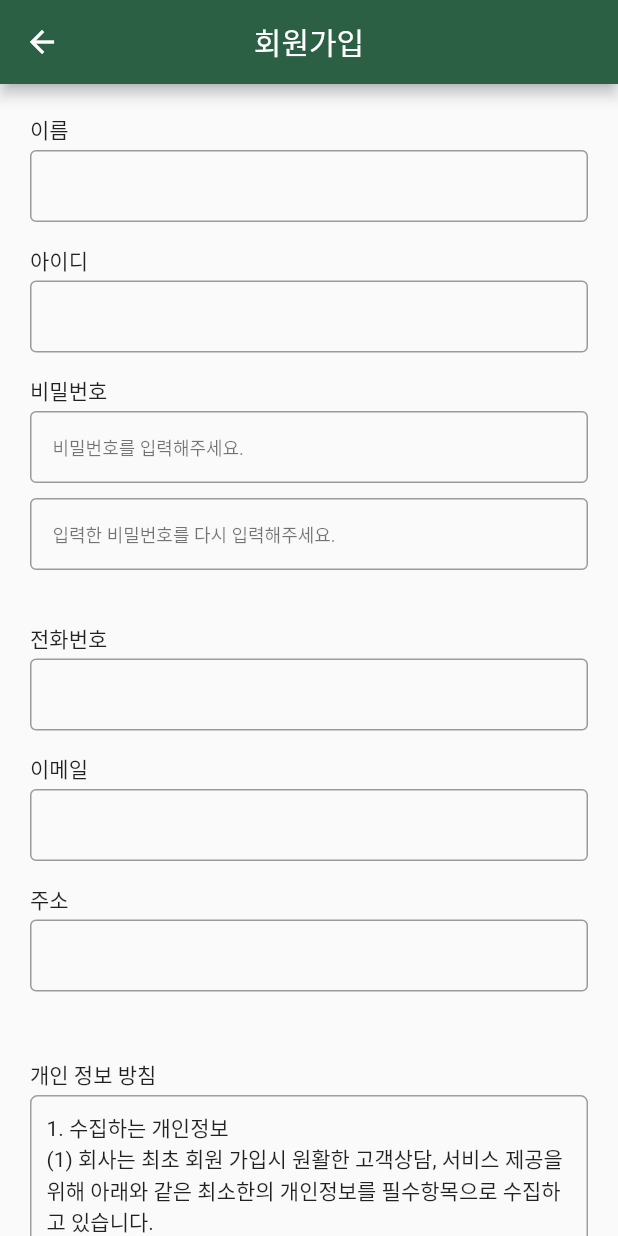
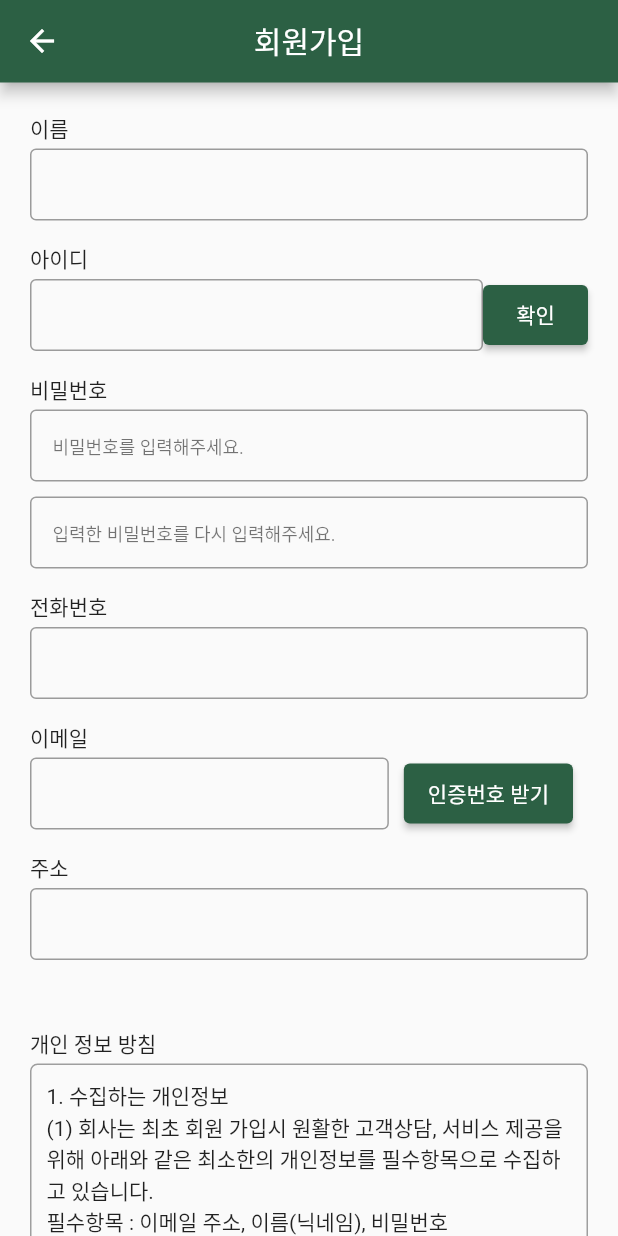
Before and after one commit to hyundo0328/DongguBat, a Flutter app: the SignUpPage screen opened directly, on a phone screen of 412 x 824 dp. Run offline on Flutter 3.47's test engine with Material 2 defaults, Android fonts, the phone set to English and light mode, and no system bars; our stand-ins replace carousel_slider, geolocator.

Commit message:
회원가입 버튼 추가

```diff
--- a/lib/login/signup.dart
+++ b/lib/login/signup.dart
@@ -1,6 +1,7 @@
 import 'package:flutter/material.dart';
 import '../screens/main_page.dart';
 import 'recommand.dart';
+import '../widgets/widget_appbar.dart';
 
 class SignUpPage extends StatefulWidget {
   @override
@@ -63,20 +64,33 @@ class _SignUpPageState extends State<SignUpPage> {
     }
   }
 
+  bool isDuplicate = false;
+  bool isPassword = false;
+  bool isNumber = false;
+  bool isCheck = false;
+
+  void checkForDuplicate() {
+    // 여기에서 아이디 중복 체크 로직을 수행합니다.
+    // 예를 들어, 사용자가 입력한 아이디가 중복되면 isDuplicate 값을 true로 설정합니다.
+    // 여기서는 간단한 예시로 "test"라는 아이디가 중복된 것으로 가정합니다.
+    setState(() {
+      isDuplicate = _idController.text == "test";
+    });
+  }
+
   @override
   Widget build(BuildContext context) {
     return Scaffold(
-      appBar: AppBar(
-        title: Text('회원가입'),
-        centerTitle: true,
-        backgroundColor: const Color.fromARGB(255, 44, 96, 68),
+      appBar: PreferredSize(
+        preferredSize: Size.fromHeight(55.0), // AppBar의 원하는 높이로 설정
+        child: WidgetAppBar(title: "회원가입"),
       ),
       body: SingleChildScrollView(
         child: Center(
           child: Padding(
             padding: const EdgeInsets.all(20.0),
             child: Column(
-              mainAxisAlignment: MainAxisAlignment.center,
+              mainAxisAlignment: MainAxisAlignment.start,
               children: [
                 Align(
                   // 이름 텍스트
@@ -106,13 +120,6 @@ class _SignUpPageState extends State<SignUpPage> {
                             ),
                             //borderRadius: BorderRadius.circular(12),
                           ),
-                          errorBorder: OutlineInputBorder(
-                            borderSide: BorderSide(
-                              color: Color.fromARGB(100, 255, 89, 99),
-                              width: 1,
-                            ),
-                            // borderRadius: BorderRadius.circular(12),
-                          ),
                         ),
                         keyboardType: TextInputType.text),
                   ),
@@ -129,31 +136,60 @@ class _SignUpPageState extends State<SignUpPage> {
                   ),
                 ),
                 Center(
-                  child: Padding(
-                    padding: EdgeInsetsDirectional.fromSTEB(0, 0, 0, 0),
+                  child: Row(
+                    children: [
+                      Expanded(
                         child: TextFormField(
                           // 아이디 입력칸
-                        // autofocus: true,
                           controller: _idController,
                           decoration: InputDecoration(
                             border: OutlineInputBorder(),
                             contentPadding: EdgeInsets.fromLTRB(15, 5, 5, 15),
                             focusedBorder: OutlineInputBorder(
                               borderSide: BorderSide(
-                              color: Color.fromARGB(100, 0, 0, 0),
+                                color: isDuplicate
+                                    ? Colors.red.shade400
+                                    : Color.fromARGB(100, 0, 0, 0),
                                 width: 1,
                               ),
-                            //borderRadius: BorderRadius.circular(12),
                             ),
                             errorBorder: OutlineInputBorder(
                               borderSide: BorderSide(
-                              color: Color.fromARGB(100, 255, 89, 99),
+                                color: Color.fromARGB(99, 255, 0, 17),
                                 width: 1,
                               ),
-                            // borderRadius: BorderRadius.circular(12),
                             ),
                           ),
-                        keyboardType: TextInputType.text),
+                          keyboardType: TextInputType.text,
+                        ),
+                      ), // TextFormField와 ElevatedButton 사이에 간격을 주기 위해 SizedBox 추가
+                      ElevatedButton(
+                        style: ElevatedButton.styleFrom(
+                          backgroundColor: Color.fromARGB(255, 44, 96, 68),
+                          minimumSize: Size(70, 40),
+                        ),
+                        onPressed: () {
+                          // 여기에서 중복을 확인하고 상태를 업데이트합니다.
+                          setState(() {
+                            isDuplicate = _idController.text == "test";
+                            print('버튼');
+                            print(isDuplicate);
+                          });
+                        },
+                        child: Text('확인'),
+                      ),
+                    ],
+                  ),
+                ),
+                if (isDuplicate)
+                  Align(
+                    alignment: AlignmentDirectional(-1.00, 0.00),
+                    child: Text(
+                      '아이디가 중복됩니다',
+                      style: TextStyle(
+                        color: Colors.red.shade400,
+                        fontSize: 12,
+                      ),
                     ),
                   ),
                 Align(
@@ -194,44 +230,51 @@ class _SignUpPageState extends State<SignUpPage> {
                           hintText: "비밀번호를 입력해주세요.",
                           hintStyle:
                               TextStyle(fontSize: 12, color: Colors.black54)),
-                        keyboardType: TextInputType.text),
+                      keyboardType: TextInputType.text,
+                      obscureText: true,
+                    ),
                   ),
                 ),
                 Center(
                   child: Padding(
-                    padding: EdgeInsetsDirectional.fromSTEB(0, 10, 0, 20),
+                    padding: EdgeInsetsDirectional.fromSTEB(0, 10, 0, 15),
                     child: TextFormField(
                       // 비밀번호 재입력칸
                       // autofocus: true,
                       controller: _RepasswordController,
+                      onChanged: (value) {
+                        setState(() {
+                          isPassword =
+                              _RepasswordController.text == _passwordController;
+                          print('버튼');
+                          print(isPassword);
+                        });
+                      },
                       decoration: InputDecoration(
                         border: OutlineInputBorder(),
                         contentPadding: EdgeInsets.fromLTRB(15, 5, 5, 15),
                         focusedBorder: OutlineInputBorder(
                           borderSide: BorderSide(
-                                color: Color.fromARGB(100, 0, 0, 0),
+                            color: isPassword
+                                ? Colors.red.shade400
+                                : Color.fromARGB(100, 0, 0, 0),
                             width: 1,
                           ),
-                              //borderRadius: BorderRadius.circular(12),
-                            ),
-                            errorBorder: OutlineInputBorder(
-                              borderSide: BorderSide(
-                                color: Color.fromARGB(100, 255, 89, 99),
-                                width: 1,
-                              ),
-                              // borderRadius: BorderRadius.circular(12),
                         ),
                         hintText: "입력한 비밀번호를 다시 입력해주세요.",
                         hintStyle:
-                                TextStyle(fontSize: 12, color: Colors.black54)),
-                        keyboardType: TextInputType.text),
+                            TextStyle(fontSize: 12, color: Colors.black54),
+                      ),
+                      keyboardType: TextInputType.text,
+                      obscureText: true,
+                    ),
                   ),
                 ),
                 Align(
-                  // 아이디 텍스트
+                  // 전화번호 텍스트
                   alignment: AlignmentDirectional(-1.00, 0.00),
                   child: Padding(
-                    padding: EdgeInsetsDirectional.fromSTEB(0, 15, 0, 3),
+                    padding: EdgeInsetsDirectional.fromSTEB(0, 0, 0, 3),
                     child: Text(
                       '전화번호',
                       textAlign: TextAlign.start,
@@ -277,11 +320,11 @@ class _SignUpPageState extends State<SignUpPage> {
                   ),
                 ),
                 Center(
-                    child: Padding(
-                  padding: EdgeInsetsDirectional.fromSTEB(0, 0, 0, 0),
+                  child: Row(
+                    children: [
+                      Expanded(
                         child: TextFormField(
                           // 이메일 입력칸
-                      // autofocus: true,
                           controller: _emailController,
                           decoration: InputDecoration(
                             border: OutlineInputBorder(),
@@ -301,8 +344,82 @@ class _SignUpPageState extends State<SignUpPage> {
                               // borderRadius: BorderRadius.circular(12),
                             ),
                           ),
-                      keyboardType: TextInputType.text),
-                )),
+                          keyboardType: TextInputType.text,
+                        ),
+                      ),
+                      Padding(
+                        padding: const EdgeInsets.fromLTRB(10, 0, 10, 0),
+                        child: Expanded(
+                          child: ElevatedButton(
+                            style: ElevatedButton.styleFrom(
+                              backgroundColor: Color.fromARGB(255, 44, 96, 68),
+                              minimumSize: Size(100, 40),
+                            ),
+                            onPressed: () {
+                              // 여기에서 중복을 확인하고 상태를 업데이트합니다.
+                              setState(() {
+                                isNumber = !isNumber;
+                                print('버튼');
+                                print(isNumber);
+                              });
+                            },
+                            child: Text('인증번호 받기'),
+                          ),
+                        ),
+                      ),
+                    ],
+                  ),
+                ),
+                if (isNumber)
+                  Row(
+                    children: [
+                      Expanded(
+                        child: TextFormField(
+                          // 이메일 입력칸
+                          controller: _emailController,
+                          decoration: InputDecoration(
+                            border: OutlineInputBorder(),
+                            contentPadding: EdgeInsets.fromLTRB(15, 5, 5, 15),
+                            focusedBorder: OutlineInputBorder(
+                              borderSide: BorderSide(
+                                color: Color.fromARGB(100, 0, 0, 0),
+                                width: 1,
+                              ),
+                              //borderRadius: BorderRadius.circular(12),
+                            ),
+                            errorBorder: OutlineInputBorder(
+                              borderSide: BorderSide(
+                                color: Color.fromARGB(100, 255, 89, 99),
+                                width: 1,
+                              ),
+                              // borderRadius: BorderRadius.circular(12),
+                            ),
+                          ),
+                          keyboardType: TextInputType.text,
+                        ),
+                      ),
+                      Padding(
+                        padding: const EdgeInsets.fromLTRB(10, 0, 10, 0),
+                        child: Expanded(
+                          child: ElevatedButton(
+                            style: ElevatedButton.styleFrom(
+                              backgroundColor: Color.fromARGB(255, 44, 96, 68),
+                              minimumSize: Size(100, 40),
+                            ),
+                            onPressed: () {
+                              // 여기에서 중복을 확인하고 상태를 업데이트합니다.
+                              setState(() {
+                                isCheck = !isCheck;
+                                print('버튼');
+                                print(isCheck);
+                              });
+                            },
+                            child: Text('확인'),
+                          ),
+                        ),
+                      ),
+                    ],
+                  ),
                 Align(
                   // 주소 텍스트
                   alignment: AlignmentDirectional(-1.00, 0.00),
```
Lines whose indentation alone changed are shown as unchanged.
